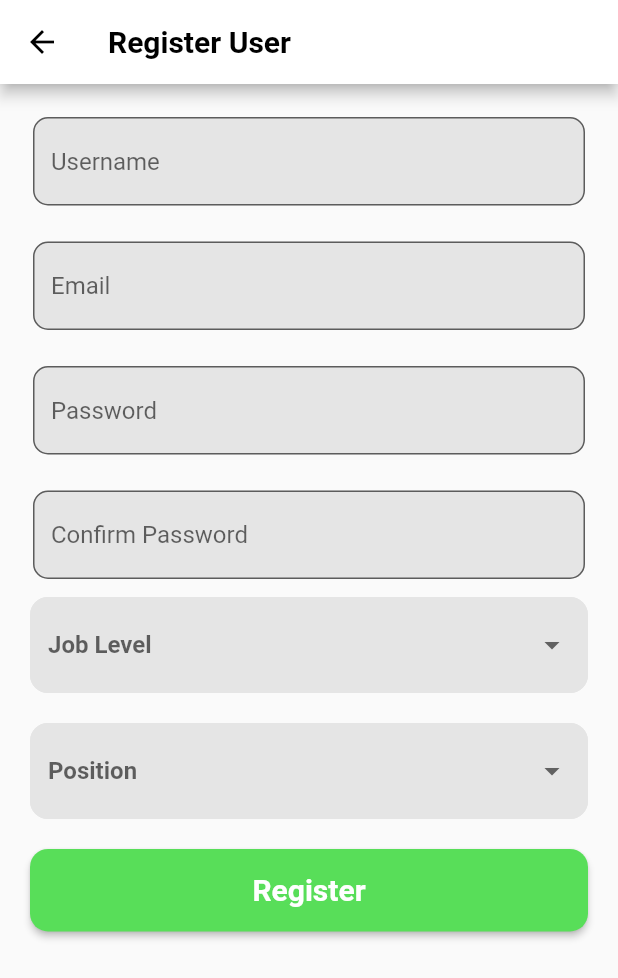
After one commit to magerngulik/warehouse, a Flutter app: the screen it shows after launch, after a tap on "Daftar", on a phone screen of 412 x 824 dp. The commit adds this screen. Shown: the top 978 px of the screen. Run offline on Flutter 3.47's test engine with Material 2 defaults, Android fonts, the phone set to English and light mode, and no system bars; our stand-ins replace dartz, dropdown_textfield, get, logger, shared_preferences, supabase_flutter; missing offline and left inert: excel, mobile_scanner; accounts and stored records are empty.

Commit message:
updated user menu

```diff
--- a/config.json
+++ b/config.json
@@ -6,7 +6,8 @@
         "report_menu",
         "admin_detail_item",
         "admin_manage_user",
-        "admin_detail_user"
+        "admin_detail_user",
+        "register_user"
     ],
     "module_directory_name": "module",
     "experimental_mode": false,
--- a/lib/core.dart
+++ b/lib/core.dart
@@ -11,11 +11,12 @@ export 'package:skripsi_warehouse/module/admin_detail_item/controller/admin_deta
 export 'package:skripsi_warehouse/module/admin_detail_item/view/admin_detail_item_view.dart';
 export 'package:skripsi_warehouse/module/admin_detail_user/controller/admin_detail_user_controller.dart';
 export 'package:skripsi_warehouse/module/admin_detail_user/view/admin_detail_user_view.dart';
+export 'package:skripsi_warehouse/module/admin_detail_user/widget/q_my_drop_down.dart';
+export 'package:skripsi_warehouse/module/admin_detail_user/widget/q_textfield_simple.dart';
 export 'package:skripsi_warehouse/module/admin_list_items/controller/admin_list_items_controller.dart';
 export 'package:skripsi_warehouse/module/admin_list_items/view/admin_list_items_view.dart';
 export 'package:skripsi_warehouse/module/admin_manage_user/controller/admin_manage_user_controller.dart';
 export 'package:skripsi_warehouse/module/admin_manage_user/view/admin_manage_user_view.dart';
-export 'package:skripsi_warehouse/module/admin_detail_user/widget/q_my_drop_down.dart';
 export 'package:skripsi_warehouse/module/admin_menu/controller/admin_menu_controller.dart';
 export 'package:skripsi_warehouse/module/admin_menu/view/admin_menu_view.dart';
 export 'package:skripsi_warehouse/module/dashboard/controller/dashboard_controller.dart';
@@ -45,6 +46,8 @@ export 'package:skripsi_warehouse/module/login/view/login_view.dart';
 export 'package:skripsi_warehouse/module/rak_location/controller/rak_location_controller.dart';
 export 'package:skripsi_warehouse/module/rak_location/view/rak_location_view.dart';
 export 'package:skripsi_warehouse/module/rak_location/widget/m_description.dart';
+export 'package:skripsi_warehouse/module/register_user/controller/register_user_controller.dart';
+export 'package:skripsi_warehouse/module/register_user/view/register_user_view.dart';
 export 'package:skripsi_warehouse/module/report/controller/report_controller.dart';
 export 'package:skripsi_warehouse/module/report/view/report_view.dart';
 export 'package:skripsi_warehouse/module/report_menu/controller/report_menu_controller.dart';
--- a/lib/module/admin_detail_user/controller/admin_detail_user_controller.dart
+++ b/lib/module/admin_detail_user/controller/admin_detail_user_controller.dart
@@ -12,11 +12,24 @@ class AdminDetailUserController extends GetxController {
   var emailController = TextEditingController();
   var usernameController = TextEditingController();
   var roleUserController = TextEditingController();
+  var positionController = TextEditingController();
+  var jobLevelController = TextEditingController();
   var log = Logger();
   String? idUserUpdate;
   bool isLoading = false;
 
   var adminManagerController = Get.put(AdminManageUserController());
+
+  @override
+  void onClose() {
+    // TODO: implement onClose
+    super.onClose();
+    emailController.dispose();
+    usernameController.dispose();
+    roleUserController.dispose();
+    positionController.dispose();
+    jobLevelController.dispose();
+  }
 
   @override
   void onInit() {
@@ -26,6 +39,8 @@ class AdminDetailUserController extends GetxController {
       emailController.text = data!['email'];
       usernameController.text = data!['username'];
       roleUserController.text = data!['role'];
+      positionController.text = data!['position'];
+      jobLevelController.text = data!['job_level'];
       idUserUpdate = data!['id'];
 
       log.i({
@@ -33,6 +48,8 @@ class AdminDetailUserController extends GetxController {
         "username": usernameController.text,
         "role user": roleUserController.text,
         "id user": idUserUpdate,
+        "position": positionController.text,
+        "job level": jobLevelController.text,
       });
     }
   }
@@ -48,12 +65,16 @@ class AdminDetailUserController extends GetxController {
     log.w({
       "username": usernameController.text,
       "role user": roleUserController.text,
-      "id user": idUserUpdate
+      "id user": idUserUpdate,
+      "position": positionController.text,
+      "job level": jobLevelController.text,
     });
 
     Map dataChange = {
       "username": usernameController.text,
-      "role": roleUserController.text
+      "role": roleUserController.text,
+      "job_level": jobLevelController.text,
+      "position": positionController.text,
     };
 
     isLoading = true;
--- a/lib/module/admin_detail_user/widget/q_my_drop_down.dart
+++ b/lib/module/admin_detail_user/widget/q_my_drop_down.dart
@@ -39,6 +39,7 @@ class _QMyDropdownState extends State<QMyDropdown> {
             ),
           ),
           DropdownButton<String>(
+
             borderRadius: BorderRadius.circular(12),
             value: selectedRole,
             icon: const Icon(Icons.arrow_drop_down),
@@ -50,6 +51,7 @@ class _QMyDropdownState extends State<QMyDropdown> {
               widget.onChanged(selectedRole!);
               setState(() {});
             },
+
             items: widget.data.map<DropdownMenuItem<String>>((String value) {
               return DropdownMenuItem<String>(
                 value: value,
--- /dev/null
+++ b/lib/module/admin_detail_user/widget/q_my_drop_down_2.dart
@@ -0,0 +1,82 @@
+// ignore_for_file: public_member_api_docs, sort_constructors_first
+import 'package:flutter/material.dart';
+import 'package:skripsi_warehouse/shared/color/m_base_color.dart';
+
+class QMyDropdown2 extends StatefulWidget {
+  final List<String> data;
+  final Function(String value) onChanged;
+  final String? firstData;
+  final String? hintText;
+  final String title;
+
+  const QMyDropdown2(
+      {Key? key,
+      required this.data,
+      required this.onChanged,
+      this.firstData,
+      required this.title,
+      this.hintText})
+      : super(key: key);
+
+  @override
+  _QMyDropdown2State createState() => _QMyDropdown2State();
+}
+
+class _QMyDropdown2State extends State<QMyDropdown2> {
+  String? selectedRole;
+
+  @override
+  void initState() {
+    super.initState();
+    selectedRole = widget.firstData;
+  }
+
+  @override
+  Widget build(BuildContext context) {
+    return Container(
+      margin: const EdgeInsets.symmetric(horizontal: 10),
+      child: DropdownButtonFormField<String>(
+        value: selectedRole,
+        decoration: InputDecoration(
+          fillColor: textfieldColor,
+          filled: true,
+          hintText: widget.hintText ?? "Silahkah Pilih",
+          errorStyle: const TextStyle(
+            fontSize: 16,
+            fontWeight: FontWeight.w400,
+            color: Colors.red,
+          ),
+          border: OutlineInputBorder(
+            borderRadius: const BorderRadius.all(
+              Radius.circular(12.0),
+            ),
+            borderSide: BorderSide(width: 2.0, color: textfieldColor),
+          ),
+          disabledBorder: OutlineInputBorder(
+            borderRadius: const BorderRadius.all(
+              Radius.circular(12.0),
+            ),
+            borderSide: BorderSide(width: 2.0, color: textfieldColor),
+          ),
+          enabledBorder: OutlineInputBorder(
+            borderRadius: const BorderRadius.all(
+              Radius.circular(12.0),
+            ),
+            borderSide: BorderSide(width: 2.0, color: textfieldColor),
+          ),
+        ),
+        style: const TextStyle(
+            color: Colors.black, fontSize: 16, fontWeight: FontWeight.w600),
+        items: widget.data.map<DropdownMenuItem<String>>((String value) {
+          return DropdownMenuItem<String>(
+            value: value,
+            child: Text(value),
+          );
+        }).toList(),
+        onChanged: (value) {
+          widget.onChanged(value!);
+        },
+      ),
+    );
+  }
+}
--- a/lib/module/admin_detail_user/widget/q_textfield_simple.dart
+++ b/lib/module/admin_detail_user/widget/q_textfield_simple.dart
@@ -34,6 +34,7 @@ class QtextfieldSimple extends StatelessWidget {
           margin: const EdgeInsets.only(),
           child: TextFormField(
             initialValue: null,
+
             readOnly: readOnly ?? false,
             controller: controller,
             decoration: InputDecoration(
--- a/lib/module/login/view/login_view.dart
+++ b/lib/module/login/view/login_view.dart
@@ -126,6 +126,36 @@ class LoginView extends StatelessWidget {
                       ],
                     ),
                   ),
+                  const SizedBox(
+                    height: 50.0,
+                  ),
+                  Row(
+                    crossAxisAlignment: CrossAxisAlignment.start,
+                    mainAxisAlignment: MainAxisAlignment.center,
+                    children: [
+                      const Text(
+                        "Belum memiliki akun?",
+                        style: TextStyle(
+                          fontSize: 18.0,
+                        ),
+                      ),
+                      const SizedBox(
+                        width: 5.0,
+                      ),
+                      InkWell(
+                        onTap: () {
+                          Get.to(const RegisterUserView());
+                        },
+                        child: const Text(
+                          "Daftar",
+                          style: TextStyle(
+                            fontSize: 18.0,
+                            fontWeight: FontWeight.bold,
+                          ),
+                        ),
+                      ),
+                    ],
+                  ),
                 ],
               ),
             ),
--- /dev/null
+++ b/lib/module/register_user/controller/register_user_controller.dart
@@ -0,0 +1,85 @@
+import 'package:flutter/material.dart';
+import 'package:get/get.dart';
+import 'package:skripsi_warehouse/core.dart';
+import 'package:skripsi_warehouse/main.dart';
+import 'package:supabase_flutter/supabase_flutter.dart';
+import '../view/register_user_view.dart';
+
+class RegisterUserController extends GetxController {
+  RegisterUserView? view;
+
+  var nameController = TextEditingController();
+  var emailController = TextEditingController();
+  var passwordController = TextEditingController();
+  var confirmPsController = TextEditingController();
+  var jobLevel = TextEditingController();
+  var positon = TextEditingController();
+  var isLoading = false;
+
+  var adminManageUserController = Get.put(AdminManageUserController());
+
+  String errorText = "";
+
+  doRegister() async {
+    if (nameController.text == "") {
+      errorText = "username tidak boleh kosong";
+    } else if (emailController.text == "") {
+      errorText = "email tidak boleh kosong";
+    } else if (passwordController.text == "") {
+      errorText = "password tidak boleh kosong";
+    } else if (confirmPsController.text == "") {
+      errorText = "confirm password tidak boleh kosong";
+    } else if (jobLevel.text == "") {
+      errorText = "job level harus di pilih";
+    } else if (positon.text == "") {
+      errorText = "posisi harus di pilih";
+    } else if (confirmPsController.text != passwordController.text) {
+      errorText = "password tidak sama";
+    }
+
+    if (errorText != "") {
+      Get.dialog(QDialog(
+        message: errorText,
+      ));
+      errorText = "";
+      update();
+      return;
+    } else {
+      isLoading = true;
+      update();
+      final AuthResponse res = await supabase.auth.signUp(
+        email: emailController.text,
+        password: passwordController.text,
+      );
+
+      final User? user = res.user;
+
+      if (user != null) {
+        try {
+          await supabase.from('user').upsert([
+            {
+              'id': user.id,
+              'email': user.email,
+              'username': nameController.text,
+              'position': positon.text,
+              'job_level': jobLevel.text,
+            },
+          ]);
+
+          Get.dialog(QDialog(
+            message: "Berhasil daftar silahkan login",
+            ontap: () {
+              adminManageUserController.getDataUser();
+              Get.back();
+              Get.back();
+            },
+          ));
+        } catch (e) {
+          Get.dialog(QDialog(message: "Gagal Register - Error: $e"));
+        }
+      }
+    }
+    isLoading = false;
+    update();
+  }
+}
--- /dev/null
+++ b/lib/module/register_user/view/register_user_view.dart
@@ -0,0 +1,81 @@
+import 'package:flutter/material.dart';
+import 'package:skripsi_warehouse/module/admin_detail_user/widget/q_my_drop_down_2.dart';
+import '../controller/register_user_controller.dart';
+import 'package:skripsi_warehouse/core.dart';
+import 'package:get/get.dart';
+
+class RegisterUserView extends StatelessWidget {
+  const RegisterUserView({Key? key}) : super(key: key);
+
+  @override
+  Widget build(BuildContext context) {
+    return GetBuilder<RegisterUserController>(
+      init: RegisterUserController(),
+      builder: (controller) {
+        controller.view = this;
+
+        return Scaffold(
+          appBar: const WarehouseAppbar(title: "Register User"),
+          body: controller.isLoading
+              ? const Center(
+                  child: CircularProgressIndicator(),
+                )
+              : SingleChildScrollView(
+                  child: Container(
+                    padding: const EdgeInsets.all(10.0),
+                    child: Column(
+                      mainAxisAlignment: MainAxisAlignment.start,
+                      crossAxisAlignment: CrossAxisAlignment.start,
+                      children: [
+                        WarehouseTextfield(
+                          hintTitle: "Username",
+                          controller: controller.nameController,
+                        ),
+                        WarehouseTextfield(
+                          hintTitle: "Email",
+                          controller: controller.emailController,
+                        ),
+                        WarehouseTextfield(
+                          hintTitle: "Password",
+                          controller: controller.passwordController,
+                        ),
+                        WarehouseTextfield(
+                          hintTitle: "Confirm Password",
+                          controller: controller.confirmPsController,
+                        ),
+                        QMyDropdown2(
+                          data: const ["Leader", "Member"],
+                          onChanged: (value) {
+                            controller.jobLevel.text = value;
+                            debugPrint(value);
+                          },
+                          title: "Job Level",
+                          hintText: "Job Level",
+                        ),
+                        const SizedBox(
+                          height: 20.0,
+                        ),
+                        QMyDropdown2(
+                          data: const ["Pulling", "Preperation"],
+                          onChanged: (value) {
+                            controller.positon.text = value;
+                            debugPrint(value);
+                          },
+                          title: "Position",
+                          hintText: "Position",
+                        ),
+                        const SizedBox(
+                          height: 20.0,
+                        ),
+                        WarehouseButton(
+                            ontap: () => controller.doRegister(),
+                            title: "Register"),
+                      ],
+                    ),
+                  ),
+                ),
+        );
+      },
+    );
+  }
+}
```
Also changed, not shown: lib/module/admin_detail_user/view/admin_detail_user_view.dart (+74 -1 lines), lib/module/admin_manage_user/view/admin_manage_user_view.dart (+7 -0 lines), 1 other file.
